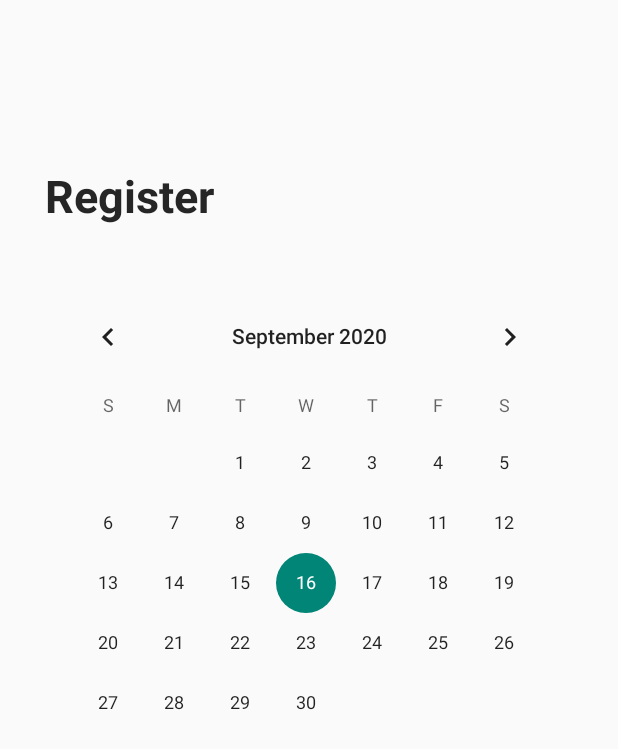
After one commit to ArrsDesign/O-Clock, an Android app: the Home screen opened directly, with no data from a screen before it, on a phone screen of 412 x 824 dp. The commit adds this screen. Shown: the top 749 px of the screen. Run offline under Robolectric (Android 15) with nearby library versions, the phone set to English and light mode, and no system bars.

Commit message:
home
home page added

```diff
--- a/app/src/main/AndroidManifest.xml
+++ b/app/src/main/AndroidManifest.xml
@@ -9,9 +9,9 @@
         android:roundIcon="@mipmap/ic_launcher_round"
         android:supportsRtl="true"
         android:theme="@style/AppTheme">
-        <activity android:name=".Register"></activity>
+        <activity android:name=".Home"></activity>
+        <activity android:name=".Register" />
         <activity android:name=".LogIn" />
-        <activity android:name=".Home" />
         <activity android:name=".MainActivity">
             <intent-filter>
                 <action android:name="android.intent.action.MAIN" />
--- /dev/null
+++ b/app/src/main/java/com/example/oclock/Home.java
@@ -0,0 +1,14 @@
+package com.example.oclock;
+
+import androidx.appcompat.app.AppCompatActivity;
+
+import android.os.Bundle;
+
+public class Home extends AppCompatActivity {
+
+    @Override
+    protected void onCreate(Bundle savedInstanceState) {
+        super.onCreate(savedInstanceState);
+        setContentView(R.layout.activity_home);
+    }
+}
--- /dev/null
+++ b/app/src/main/res/layout/activity_home.xml
@@ -0,0 +1,44 @@
+<?xml version="1.0" encoding="utf-8"?>
+<LinearLayout xmlns:android="http://schemas.android.com/apk/res/android"
+    xmlns:app="http://schemas.android.com/apk/res-auto"
+    xmlns:tools="http://schemas.android.com/tools"
+    android:layout_width="match_parent"
+    android:layout_height="match_parent"
+    android:layout_marginLeft="30dp"
+    android:layout_marginRight="30dp"
+    android:layout_marginTop="30dp"
+    android:layout_marginBottom="30dp"
+    android:orientation="vertical"
+    tools:context=".MainActivity">
+
+    <ScrollView
+        android:layout_width="match_parent"
+        android:layout_height="match_parent">
+        <LinearLayout
+            android:layout_width="match_parent"
+            android:orientation="vertical"
+            android:layout_height="match_parent">
+
+            <!--Sign In Title-->
+            <TextView
+                android:layout_width="match_parent"
+                android:layout_height="wrap_content"
+                android:layout_marginTop="80dp"
+                android:text="Register"
+                android:textColor="@color/titles"
+                android:textStyle="bold"
+                android:textSize="30dp"/>
+
+            <!--Calendar-->
+            <CalendarView
+                android:layout_width="match_parent"
+                android:layout_height="wrap_content"
+                android:layout_marginTop="40dp">
+            </CalendarView>
+
+
+
+
+        </LinearLayout>
+    </ScrollView>
+</LinearLayout>
--- a/app/src/main/res/layout/activity_register.xml
+++ b/app/src/main/res/layout/activity_register.xml
@@ -13,7 +13,11 @@
 
     <ScrollView
     android:layout_width="match_parent"
-    android:layout_height="wrap_content">
+    android:layout_height="match_parent">
+        <LinearLayout
+        android:layout_width="match_parent"
+        android:orientation="vertical"
+        android:layout_height="match_parent">
 
     <!--Sign In Title-->
         <TextView
@@ -102,5 +106,6 @@
         android:textSize="20dp"
         android:gravity="center"/>
 
+        </LinearLayout>
     </ScrollView>
 </LinearLayout>
```
